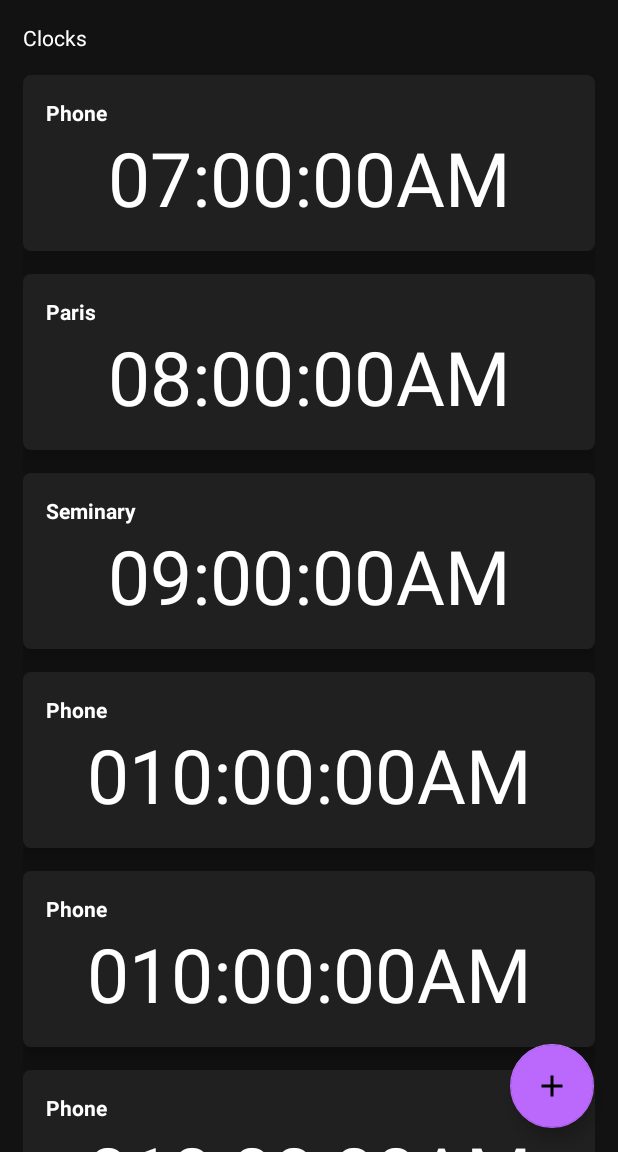
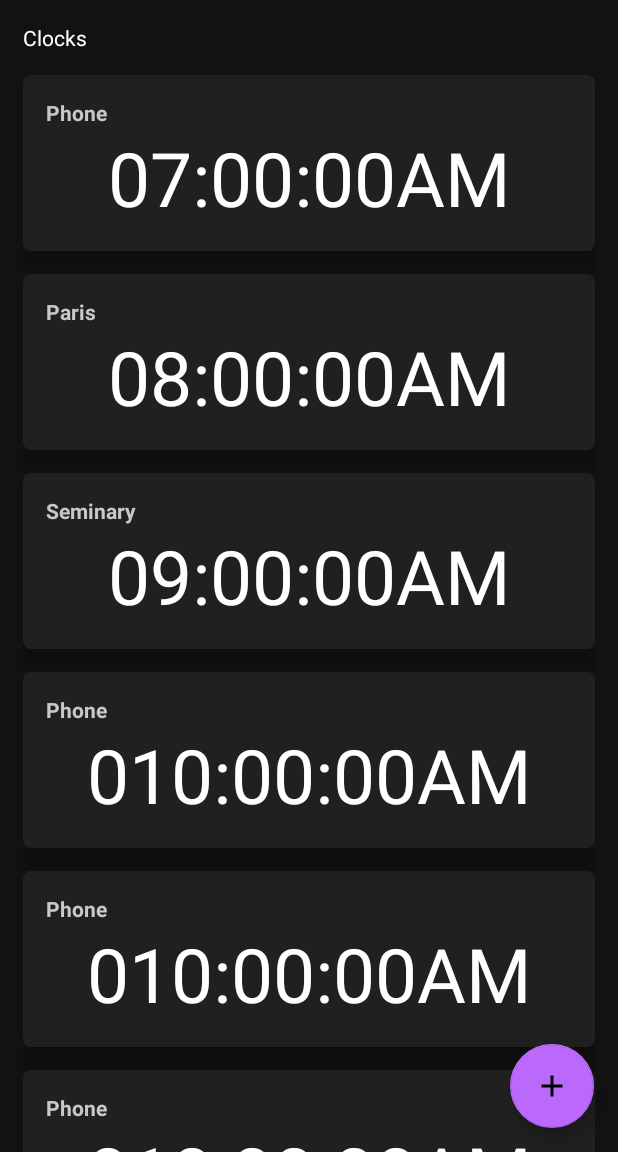
Before and after one commit to hunterwilhelm/offset-clocks-android, an Android app: the screen it shows after launch (MainActivity), with the options menu open, on a phone screen of 412 x 824 dp, the part 84-1236 px from its top. Run offline under Robolectric (Android 15) with nearby library versions, the phone set to English and light mode, and no system bars.

Commit message:
Scroll and shadows

```diff
--- a/app/src/main/res/layout-v21/row_main.xml
+++ b/app/src/main/res/layout-v21/row_main.xml
@@ -4,7 +4,7 @@
     android:layout_height="wrap_content"
     android:animateLayoutChanges="true"
     android:background="@drawable/row_main_background"
-    android:elevation="5dp"
+    android:elevation="8dp"
     android:orientation="vertical"
     android:padding="15dp">
 
@@ -13,7 +13,7 @@
         android:layout_width="match_parent"
         android:layout_height="wrap_content"
         android:text="@string/phone"
-        android:textColor="@color/colorTextWhite"
+        android:textColor="@color/colorTextGrey"
         android:textStyle="bold" />
 
     <TextView
--- a/app/src/main/res/layout/activity_main.xml
+++ b/app/src/main/res/layout/activity_main.xml
@@ -22,32 +22,10 @@
                 android:theme="@style/AppTheme.AppBarOverlay"
                 app:popupTheme="@style/AppTheme.PopupOverlay" />
 
-            <ScrollView
-                android:layout_width="match_parent"
-                android:layout_height="match_parent">
-
-                <LinearLayout
-                    android:layout_width="match_parent"
-                    android:layout_height="wrap_content"
-                    android:layout_margin="15dp"
-                    android:orientation="vertical">
-
-                    <TextView
-                        android:layout_width="wrap_content"
-                        android:layout_height="wrap_content"
-                        android:layout_marginBottom="15dp"
-                        android:text="@string/clocks_title"
-                        android:textColor="@color/colorTextWhite" />
-
-                    <com.hunterwilhelm.offsetclocks.NonScrollListView
-                        android:id="@+id/lv_nonscroll_list"
-                        android:layout_width="match_parent"
-                        android:layout_height="wrap_content"
-                        android:dividerHeight="15dp" />
-                </LinearLayout>
-            </ScrollView>
+            <include layout="@layout/activity_main_content" />
 
         </com.google.android.material.appbar.AppBarLayout>
+
     </androidx.constraintlayout.widget.ConstraintLayout>
 
     <com.google.android.material.floatingactionbutton.FloatingActionButton
--- /dev/null
+++ b/app/src/main/res/layout/activity_main_content.xml
@@ -0,0 +1,26 @@
+<?xml version="1.0" encoding="utf-8"?>
+<ScrollView xmlns:android="http://schemas.android.com/apk/res/android"
+    android:layout_width="match_parent"
+    android:layout_height="match_parent">
+
+    <LinearLayout
+        android:layout_width="match_parent"
+        android:layout_height="wrap_content"
+        android:layout_margin="15dp"
+        android:paddingBottom="80dp"
+        android:orientation="vertical">
+
+        <TextView
+            android:layout_width="wrap_content"
+            android:layout_height="wrap_content"
+            android:layout_marginBottom="15dp"
+            android:text="@string/clocks_title"
+            android:textColor="@color/colorTextWhite" />
+
+        <com.hunterwilhelm.offsetclocks.NonScrollListView
+            android:id="@+id/lv_nonscroll_list"
+            android:layout_width="match_parent"
+            android:layout_height="wrap_content"
+            android:dividerHeight="15dp" />
+    </LinearLayout>
+</ScrollView>
--- a/app/src/main/res/layout/row_main.xml
+++ b/app/src/main/res/layout/row_main.xml
@@ -5,7 +5,6 @@
     android:background="@drawable/row_main_background"
     android:orientation="vertical"
     android:animateLayoutChanges="true"
-
     android:padding="15dp">
 
     <TextView
@@ -13,7 +12,7 @@
         android:layout_height="wrap_content"
         android:id="@+id/row_main_name"
         android:text="@string/phone"
-        android:textColor="@color/colorTextWhite"
+        android:textColor="@color/colorTextGrey"
         android:textStyle="bold" />
 
     <TextView
```
